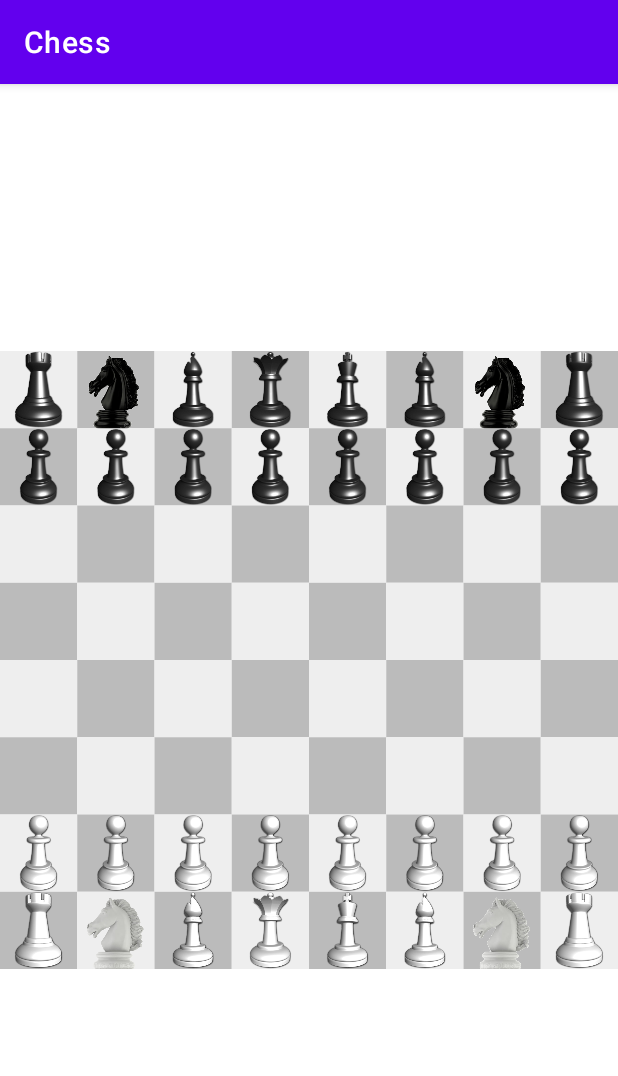
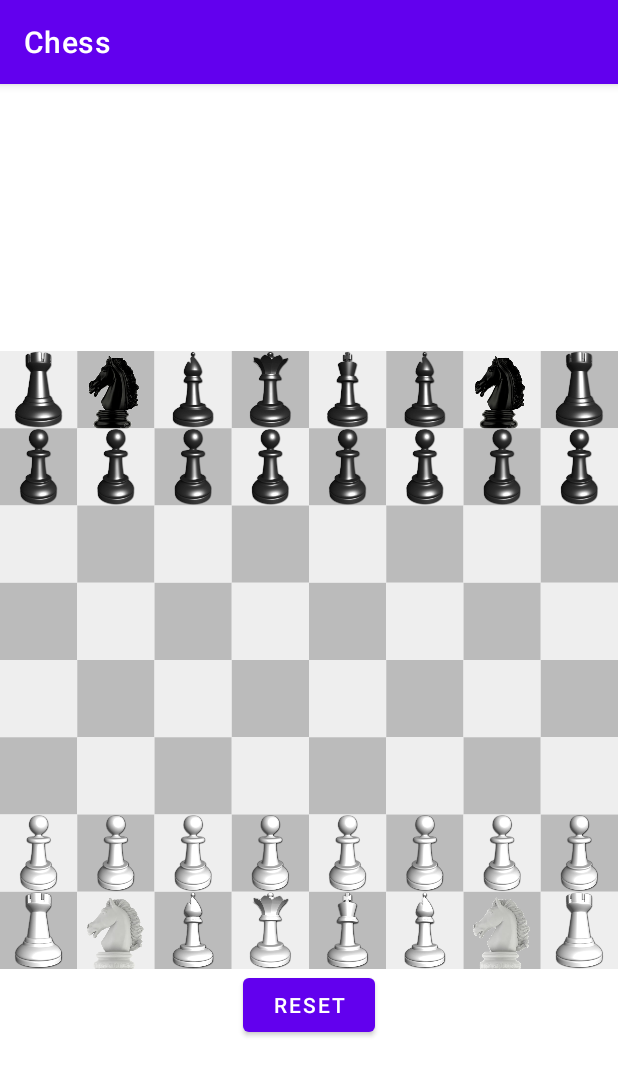
Before and after one commit to Sergun1Kirill/chess-android-kotlin, an Android app: the screen it shows after launch (MainActivity), on a phone screen of 412 x 824 dp. Shown: the top 1076 px of the screen. Run offline under Robolectric (Android 15) with nearby library versions, the phone set to English and light mode, and no system bars.

Commit message:
Added reset button

```diff
--- a/chess/app/src/main/AndroidManifest.xml
+++ b/chess/app/src/main/AndroidManifest.xml
@@ -11,7 +11,8 @@
         android:theme="@style/Theme.Chess">
         <activity
             android:name=".MainActivity"
-            android:exported="true">
+            android:exported="true"
+            android:screenOrientation="portrait">
             <intent-filter>
                 <action android:name="android.intent.action.MAIN" />
 
--- a/chess/app/src/main/java/com/sergun/chess/ChessModel.kt
+++ b/chess/app/src/main/java/com/sergun/chess/ChessModel.kt
@@ -28,7 +28,7 @@ class ChessModel {
 
     }
 
-    public fun reset(){
+    fun reset(){
         piecesBox.removeAll(piecesBox)
         for(i in 0..1) {
             piecesBox.add(ChessPiece(0 + i * 7,0, ChessPlayer.WHITE, ChessRank.ROOK, R.drawable.rook_white))
--- a/chess/app/src/main/java/com/sergun/chess/ChessView.kt
+++ b/chess/app/src/main/java/com/sergun/chess/ChessView.kt
@@ -45,6 +45,12 @@ class ChessView(context: Context?, attrs: AttributeSet?) : View(context, attrs)
 
     init {
         loadBitmaps()
+    }
+
+    override fun onMeasure(widthMeasureSpec: Int, heightMeasureSpec: Int) {
+        super.onMeasure(widthMeasureSpec, heightMeasureSpec)
+        val smaller = min(widthMeasureSpec, heightMeasureSpec)
+        setMeasuredDimension(smaller, smaller)
     }
     // Рисование фигуры
     override fun onDraw(canvas: Canvas?) {
--- a/chess/app/src/main/java/com/sergun/chess/MainActivity.kt
+++ b/chess/app/src/main/java/com/sergun/chess/MainActivity.kt
@@ -3,17 +3,27 @@ package com.sergun.chess
 import androidx.appcompat.app.AppCompatActivity
 import android.os.Bundle
 import android.util.Log
+import android.widget.Button
 
 const val TAG = "MainActivity"
 
 class MainActivity : AppCompatActivity(), ChessDelegate {
 
-    var chessModel = ChessModel()
+    private var chessModel = ChessModel()
+    private lateinit var chessView: ChessView
 
     override fun onCreate(savedInstanceState: Bundle?) {
         super.onCreate(savedInstanceState)
         setContentView(R.layout.activity_main)
-        findViewById<ChessView>(R.id.chess_view).chessDelegate = this
+
+        chessView = findViewById<ChessView>(R.id.chess_view)
+        chessView.chessDelegate = this
+
+        findViewById<Button>(R.id.reset_button).setOnClickListener{
+            chessModel.reset()
+            chessView.invalidate()
+
+        }
     }
 
     override fun pieceAt(col: Int, row: Int): ChessPiece? {
@@ -22,6 +32,6 @@ class MainActivity : AppCompatActivity(), ChessDelegate {
 
     override fun movePiece(fromCol: Int, fromRow: Int, toCol: Int, toRow: Int) {
         chessModel.movePiece(fromCol,fromRow, toCol, toRow)
-        findViewById<ChessView>(R.id.chess_view).invalidate()
+        chessView.invalidate()
     }
 }
--- a/chess/app/src/main/res/layout/activity_main.xml
+++ b/chess/app/src/main/res/layout/activity_main.xml
@@ -1,8 +1,30 @@
 <?xml version="1.0" encoding="utf-8"?>
-<com.sergun.chess.ChessView
-    xmlns:android="http://schemas.android.com/apk/res/android"
-    android:id="@+id/chess_view"
+<androidx.constraintlayout.widget.ConstraintLayout xmlns:android="http://schemas.android.com/apk/res/android"
+    xmlns:app="http://schemas.android.com/apk/res-auto"
+    xmlns:tools="http://schemas.android.com/tools"
+    android:id="@+id/linearLayout"
+    android:layout_width="match_parent"
     android:layout_height="match_parent"
-    android:layout_width="match_parent">
+    android:layout_gravity="center">
 
-</com.sergun.chess.ChessView>
+
+    <com.sergun.chess.ChessView
+        android:id="@+id/chess_view"
+        android:layout_width="wrap_content"
+        android:layout_height="wrap_content"
+        app:layout_constraintBottom_toBottomOf="parent"
+        app:layout_constraintStart_toStartOf="parent"
+        app:layout_constraintTop_toTopOf="parent">
+
+    </com.sergun.chess.ChessView>
+
+    <Button
+        android:id="@+id/reset_button"
+        android:layout_width="wrap_content"
+        android:layout_height="wrap_content"
+        android:text="@string/reset_button"
+        app:layout_constraintEnd_toEndOf="parent"
+        app:layout_constraintStart_toStartOf="parent"
+        app:layout_constraintTop_toBottomOf="@+id/chess_view" />
+
+</androidx.constraintlayout.widget.ConstraintLayout>
--- a/chess/app/src/main/res/values/strings.xml
+++ b/chess/app/src/main/res/values/strings.xml
@@ -1,3 +1,4 @@
 <resources>
     <string name="app_name">Chess</string>
+    <string name="reset_button">Reset</string>
 </resources>
```
